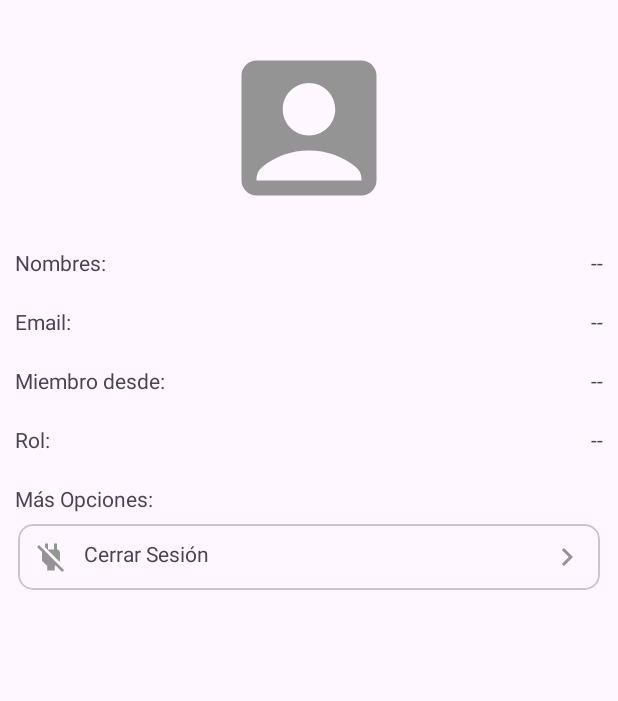
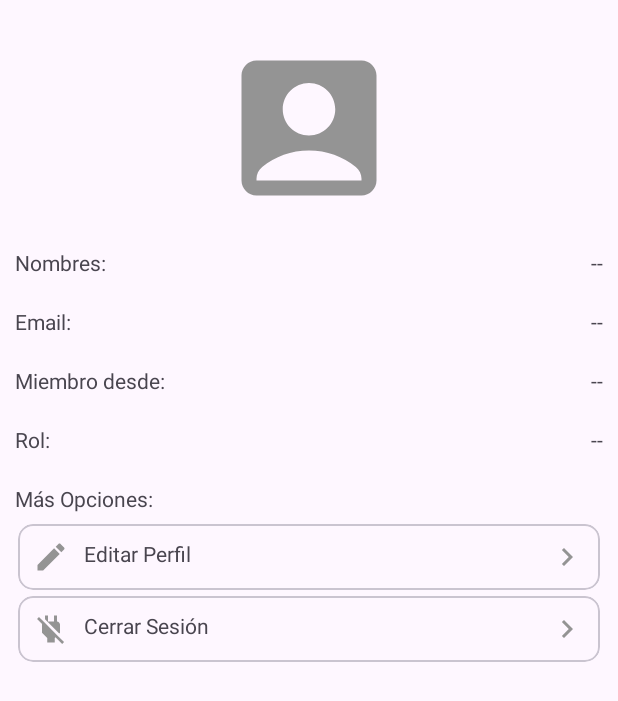
Before and after one commit to NelsonSal/android-app-1, an Android app: the layout fragment_admin_cuenta.xml on its own in the app's theme, with its tools: preview values and no code run, on a phone screen of 412 x 824 dp. Shown: the top 701 px of the screen. Run offline under Robolectric (Android 15) with nearby library versions, the phone set to English and light mode, and no system bars.

Commit message:
inicio 43

```diff
--- a/app/src/main/AndroidManifest.xml
+++ b/app/src/main/AndroidManifest.xml
@@ -16,6 +16,9 @@
         android:supportsRtl="true"
         android:theme="@style/Theme.ManualsApp"
         tools:targetApi="31">
+        <activity
+            android:name=".Administrador.EditarPerfilAdmin"
+            android:exported="false" />
         <activity
             android:name=".LeerLibro"
             android:exported="false" />
--- a/app/src/main/java/com/njso/manualsapp/Fragmentos_Admin/Fragment_admin_cuenta.kt
+++ b/app/src/main/java/com/njso/manualsapp/Fragmentos_Admin/Fragment_admin_cuenta.kt
@@ -15,6 +15,7 @@ import com.google.firebase.database.DataSnapshot
 import com.google.firebase.database.DatabaseError
 import com.google.firebase.database.FirebaseDatabase
 import com.google.firebase.database.ValueEventListener
+import com.njso.manualsapp.Administrador.EditarPerfilAdmin
 import com.njso.manualsapp.Administrador.MisFunciones
 import com.njso.manualsapp.Elegir_rol
 import com.njso.manualsapp.R
@@ -47,7 +48,12 @@ class Fragment_admin_cuenta : Fragment() {
     override fun onViewCreated(view: View, savedInstanceState: Bundle?) {
         super.onViewCreated(view, savedInstanceState)
         firebaseAuth = FirebaseAuth.getInstance()
+
         cargarInformacion()
+        binding.EditarPerfilAdmin.setOnClickListener {
+            startActivity(Intent(mContext,EditarPerfilAdmin::class.java))
+
+        }
         binding.CerrarSesionAdmin.setOnClickListener{
             firebaseAuth.signOut()
             startActivity(Intent(context, Elegir_rol::class.java))
--- /dev/null
+++ b/app/src/main/res/drawable-night/ic_cambiar_imagen.xml
@@ -0,0 +1,5 @@
+<vector android:height="24dp" android:tint="#ffffff"
+    android:viewportHeight="24" android:viewportWidth="24"
+    android:width="24dp" xmlns:android="http://schemas.android.com/apk/res/android">
+    <path android:fillColor="@android:color/white" android:pathData="M3,4V1h2v3h3v2H5v3H3V6H0V4H3zM6,10V7h3V4h7l1.83,2H21c1.1,0 2,0.9 2,2v12c0,1.1 -0.9,2 -2,2H5c-1.1,0 -2,-0.9 -2,-2V10H6zM13,19c2.76,0 5,-2.24 5,-5s-2.24,-5 -5,-5s-5,2.24 -5,5S10.24,19 13,19zM9.8,14c0,1.77 1.43,3.2 3.2,3.2s3.2,-1.43 3.2,-3.2s-1.43,-3.2 -3.2,-3.2S9.8,12.23 9.8,14z"/>
+</vector>
--- /dev/null
+++ b/app/src/main/res/drawable-night/ic_editar_informacion.xml
@@ -0,0 +1,5 @@
+<vector android:height="24dp" android:tint="#ffffff"
+    android:viewportHeight="24" android:viewportWidth="24"
+    android:width="24dp" xmlns:android="http://schemas.android.com/apk/res/android">
+    <path android:fillColor="@android:color/white" android:pathData="M3,17.25V21h3.75L17.81,9.94l-3.75,-3.75L3,17.25zM20.71,7.04c0.39,-0.39 0.39,-1.02 0,-1.41l-2.34,-2.34c-0.39,-0.39 -1.02,-0.39 -1.41,0l-1.83,1.83 3.75,3.75 1.83,-1.83z"/>
+</vector>
--- /dev/null
+++ b/app/src/main/res/drawable/ic_cambiar_imagen.xml
@@ -0,0 +1,5 @@
+<vector android:height="24dp" android:tint="#949494"
+    android:viewportHeight="24" android:viewportWidth="24"
+    android:width="24dp" xmlns:android="http://schemas.android.com/apk/res/android">
+    <path android:fillColor="@android:color/white" android:pathData="M3,4V1h2v3h3v2H5v3H3V6H0V4H3zM6,10V7h3V4h7l1.83,2H21c1.1,0 2,0.9 2,2v12c0,1.1 -0.9,2 -2,2H5c-1.1,0 -2,-0.9 -2,-2V10H6zM13,19c2.76,0 5,-2.24 5,-5s-2.24,-5 -5,-5s-5,2.24 -5,5S10.24,19 13,19zM9.8,14c0,1.77 1.43,3.2 3.2,3.2s3.2,-1.43 3.2,-3.2s-1.43,-3.2 -3.2,-3.2S9.8,12.23 9.8,14z"/>
+</vector>
--- /dev/null
+++ b/app/src/main/res/drawable/ic_editar_informacion.xml
@@ -0,0 +1,5 @@
+<vector android:height="24dp" android:tint="#949494"
+    android:viewportHeight="24" android:viewportWidth="24"
+    android:width="24dp" xmlns:android="http://schemas.android.com/apk/res/android">
+    <path android:fillColor="@android:color/white" android:pathData="M3,17.25V21h3.75L17.81,9.94l-3.75,-3.75L3,17.25zM20.71,7.04c0.39,-0.39 0.39,-1.02 0,-1.41l-2.34,-2.34c-0.39,-0.39 -1.02,-0.39 -1.41,0l-1.83,1.83 3.75,3.75 1.83,-1.83z"/>
+</vector>
--- a/app/src/main/res/layout/fragment_admin_cuenta.xml
+++ b/app/src/main/res/layout/fragment_admin_cuenta.xml
@@ -104,6 +104,29 @@
                 android:layout_marginBottom="5dp"
                 android:layout_width="wrap_content"
                 android:layout_height="wrap_content"/>
+
+            <!--Actualizar informacion-->
+            <com.google.android.material.card.MaterialCardView
+                android:layout_width="match_parent"
+                android:layout_height="wrap_content"
+                android:layout_margin="2dp"
+                android:clickable="true"
+                android:focusable="true"
+                android:foreground="?selectableItemBackground"
+                app:cardCornerRadius="10dp"
+                app:contentPadding="10dp">
+                <TextView
+                    android:id="@+id/EditarPerfilAdmin"
+                    android:text="@string/EditarPerfilAdmin"
+                    app:drawableStartCompat="@drawable/ic_editar_informacion"
+                    app:drawableEndCompat="@drawable/ic_siguiente"
+                    android:drawablePadding="10dp"
+                    android:layout_gravity="center"
+                    android:layout_width="match_parent"
+                    android:layout_height="wrap_content"/>
+
+
+            </com.google.android.material.card.MaterialCardView>
             <!--Cerrar Sesion-->
             <com.google.android.material.card.MaterialCardView
                 android:layout_width="match_parent"
--- a/app/src/main/res/values/strings.xml
+++ b/app/src/main/res/values/strings.xml
@@ -82,6 +82,11 @@
     <string name="Txt_rol_admin"> -- </string>
     <string name="Txt_mas_opciones">Más Opciones: </string>
 
+    <string name="EditarPerfilAdmin">Editar Perfil</string>
+    <string name="Txt_editar_perfil_admin">Editar Perfil</string>
+    <string name="Et_a_nombres">Nombres</string>
+    <string name="Btn_actualizar_info">Actualizar</string>
+
     <string name="xxx">xx</string>
 
 
```
Also changed, not shown: app/src/main/java/com/njso/manualsapp/Administrador/EditarPerfilAdmin.kt (added, +12 -0 lines), app/src/main/res/layout/activity_editar_perfil_admin.xml (added, +100 -0 lines).
